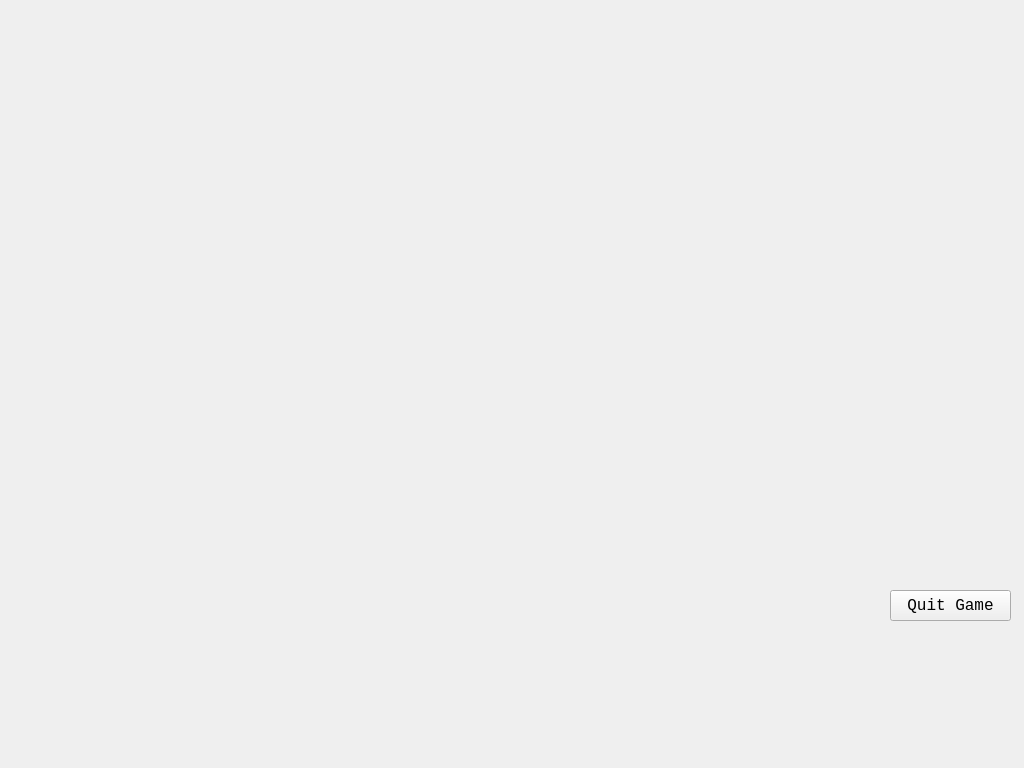
First picture: the form in VOF-Client-Desktop/match.ui, repository SBEmafph/voltorbflip-clone, before the edit.
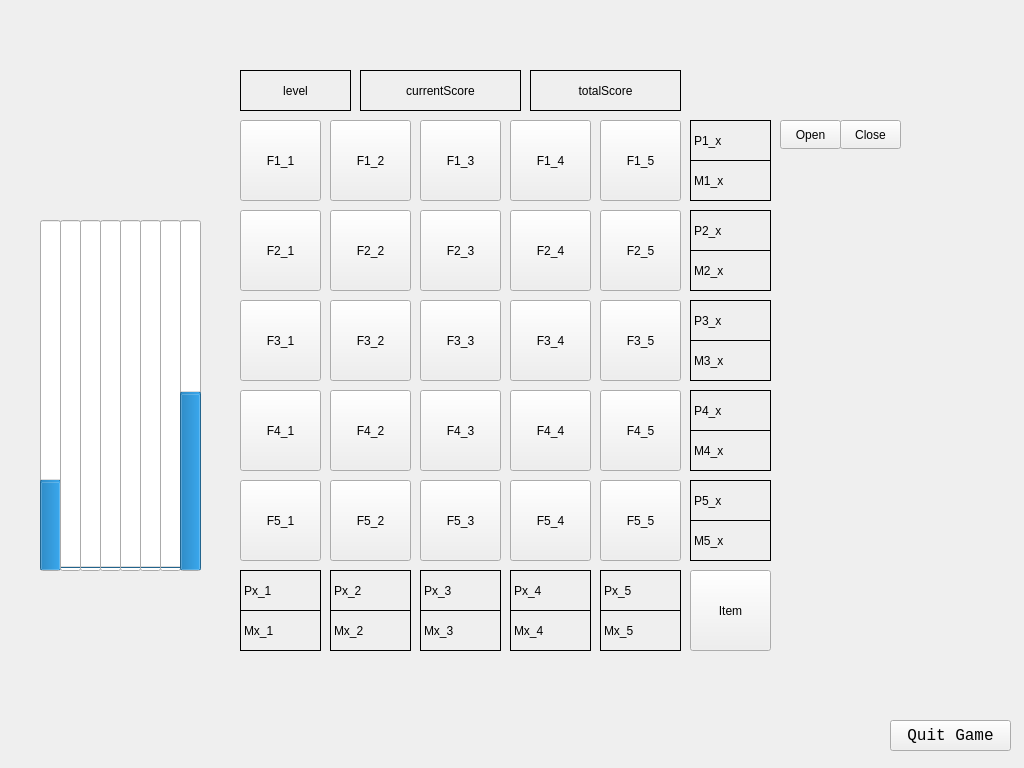
Second picture: the form after the edit.

What changed in the file:
```diff
--- a/VOF-Client-Desktop/match.ui
+++ b/VOF-Client-Desktop/match.ui
@@ -17,7 +17,7 @@
    <property name="geometry">
     <rect>
      <x>890</x>
-     <y>590</y>
+     <y>720</y>
      <width>121</width>
      <height>31</height>
     </rect>
@@ -39,6 +39,987 @@
     </size>
    </property>
   </widget>
+  <widget class="QLabel" name="level">
+   <property name="geometry">
+    <rect>
+     <x>240</x>
+     <y>70</y>
+     <width>111</width>
+     <height>41</height>
+    </rect>
+   </property>
+   <property name="frameShape">
+    <enum>QFrame::Shape::Box</enum>
+   </property>
+   <property name="text">
+    <string>level</string>
+   </property>
+   <property name="alignment">
+    <set>Qt::AlignmentFlag::AlignCenter</set>
+   </property>
+  </widget>
+  <widget class="QLabel" name="currentScore">
+   <property name="geometry">
+    <rect>
+     <x>360</x>
+     <y>70</y>
+     <width>161</width>
+     <height>41</height>
+    </rect>
+   </property>
+   <property name="frameShape">
+    <enum>QFrame::Shape::Box</enum>
+   </property>
+   <property name="text">
+    <string>currentScore</string>
+   </property>
+   <property name="alignment">
+    <set>Qt::AlignmentFlag::AlignCenter</set>
+   </property>
+  </widget>
+  <widget class="QLabel" name="totalScore">
+   <property name="geometry">
+    <rect>
+     <x>530</x>
+     <y>70</y>
+     <width>151</width>
+     <height>41</height>
+    </rect>
+   </property>
+   <property name="frameShape">
+    <enum>QFrame::Shape::Box</enum>
+   </property>
+   <property name="text">
+    <string>totalScore</string>
+   </property>
+   <property name="alignment">
+    <set>Qt::AlignmentFlag::AlignCenter</set>
+   </property>
+  </widget>
+  <widget class="QProgressBar" name="score_P1">
+   <property name="geometry">
+    <rect>
+     <x>40</x>
+     <y>220</y>
+     <width>21</width>
+     <height>351</height>
+    </rect>
+   </property>
+   <property name="font">
+    <font>
+     <stylestrategy>PreferDefault</stylestrategy>
+    </font>
+   </property>
+   <property name="contextMenuPolicy">
+    <enum>Qt::ContextMenuPolicy::DefaultContextMenu</enum>
+   </property>
+   <property name="value">
+    <number>25</number>
+   </property>
+   <property name="textVisible">
+    <bool>false</bool>
+   </property>
+   <property name="orientation">
+    <enum>Qt::Orientation::Vertical</enum>
+   </property>
+  </widget>
+  <widget class="QProgressBar" name="score_P2">
+   <property name="geometry">
+    <rect>
+     <x>60</x>
+     <y>220</y>
+     <width>21</width>
+     <height>351</height>
+    </rect>
+   </property>
+   <property name="font">
+    <font>
+     <stylestrategy>PreferDefault</stylestrategy>
+    </font>
+   </property>
+   <property name="contextMenuPolicy">
+    <enum>Qt::ContextMenuPolicy::DefaultContextMenu</enum>
+   </property>
+   <property name="value">
+    <number>0</number>
+   </property>
+   <property name="textVisible">
+    <bool>false</bool>
+   </property>
+   <property name="orientation">
+    <enum>Qt::Orientation::Vertical</enum>
+   </property>
+  </widget>
+  <widget class="QProgressBar" name="score_P3">
+   <property name="geometry">
+    <rect>
+     <x>80</x>
+     <y>220</y>
+     <width>21</width>
+     <height>351</height>
+    </rect>
+   </property>
+   <property name="font">
+    <font>
+     <stylestrategy>PreferDefault</stylestrategy>
+    </font>
+   </property>
+   <property name="contextMenuPolicy">
+    <enum>Qt::ContextMenuPolicy::DefaultContextMenu</enum>
+   </property>
+   <property name="value">
+    <number>0</number>
+   </property>
+   <property name="textVisible">
+    <bool>false</bool>
+   </property>
+   <property name="orientation">
+    <enum>Qt::Orientation::Vertical</enum>
+   </property>
+  </widget>
+  <widget class="QProgressBar" name="score_P4">
+   <property name="geometry">
+    <rect>
+     <x>100</x>
+     <y>220</y>
+     <width>21</width>
+     <height>351</height>
+    </rect>
+   </property>
+   <property name="font">
+    <font>
+     <stylestrategy>PreferDefault</stylestrategy>
+    </font>
+   </property>
+   <property name="contextMenuPolicy">
+    <enum>Qt::ContextMenuPolicy::DefaultContextMenu</enum>
+   </property>
+   <property name="value">
+    <number>0</number>
+   </property>
+   <property name="textVisible">
+    <bool>false</bool>
+   </property>
+   <property name="orientation">
+    <enum>Qt::Orientation::Vertical</enum>
+   </property>
+  </widget>
+  <widget class="QProgressBar" name="score_P5">
+   <property name="geometry">
+    <rect>
+     <x>120</x>
+     <y>220</y>
+     <width>21</width>
+     <height>351</height>
+    </rect>
+   </property>
+   <property name="font">
+    <font>
+     <stylestrategy>PreferDefault</stylestrategy>
+    </font>
+   </property>
+   <property name="contextMenuPolicy">
+    <enum>Qt::ContextMenuPolicy::DefaultContextMenu</enum>
+   </property>
+   <property name="value">
+    <number>0</number>
+   </property>
+   <property name="textVisible">
+    <bool>false</bool>
+   </property>
+   <property name="orientation">
+    <enum>Qt::Orientation::Vertical</enum>
+   </property>
+  </widget>
+  <widget class="QProgressBar" name="score_P6">
+   <property name="geometry">
+    <rect>
+     <x>140</x>
+     <y>220</y>
+     <width>21</width>
+     <height>351</height>
+    </rect>
+   </property>
+   <property name="font">
+    <font>
+     <stylestrategy>PreferDefault</stylestrategy>
+    </font>
+   </property>
+   <property name="contextMenuPolicy">
+    <enum>Qt::ContextMenuPolicy::DefaultContextMenu</enum>
+   </property>
+   <property name="value">
+    <number>0</number>
+   </property>
+   <property name="textVisible">
+    <bool>false</bool>
+   </property>
+   <property name="orientation">
+    <enum>Qt::Orientation::Vertical</enum>
+   </property>
+  </widget>
+  <widget class="QProgressBar" name="score_P7">
+   <property name="geometry">
+    <rect>
+     <x>160</x>
+     <y>220</y>
+     <width>21</width>
+     <height>351</height>
+    </rect>
+   </property>
+   <property name="font">
+    <font>
+     <stylestrategy>PreferDefault</stylestrategy>
+    </font>
+   </property>
+   <property name="contextMenuPolicy">
+    <enum>Qt::ContextMenuPolicy::DefaultContextMenu</enum>
+   </property>
+   <property name="value">
+    <number>0</number>
+   </property>
+   <property name="textVisible">
+    <bool>false</bool>
+   </property>
+   <property name="orientation">
+    <enum>Qt::Orientation::Vertical</enum>
+   </property>
+  </widget>
+  <widget class="QProgressBar" name="score_P8">
+   <property name="geometry">
+    <rect>
+     <x>180</x>
+     <y>220</y>
+     <width>21</width>
+     <height>351</height>
+    </rect>
+   </property>
+   <property name="sizePolicy">
+    <sizepolicy hsizetype="Fixed" vsizetype="Expanding">
+     <horstretch>5</horstretch>
+     <verstretch>0</verstretch>
+    </sizepolicy>
+   </property>
+   <property name="font">
+    <font>
+     <stylestrategy>PreferDefault</stylestrategy>
+    </font>
+   </property>
+   <property name="contextMenuPolicy">
+    <enum>Qt::ContextMenuPolicy::DefaultContextMenu</enum>
+   </property>
+   <property name="value">
+    <number>50</number>
+   </property>
+   <property name="textVisible">
+    <bool>false</bool>
+   </property>
+   <property name="orientation">
+    <enum>Qt::Orientation::Vertical</enum>
+   </property>
+  </widget>
+  <widget class="QPushButton" name="itemBtn">
+   <property name="geometry">
+    <rect>
+     <x>690</x>
+     <y>570</y>
+     <width>81</width>
+     <height>81</height>
+    </rect>
+   </property>
+   <property name="text">
+    <string>Item</string>
+   </property>
+  </widget>
+  <widget class="QPushButton" name="openMemo">
+   <property name="geometry">
+    <rect>
+     <x>780</x>
+     <y>120</y>
+     <width>61</width>
+     <height>29</height>
+    </rect>
+   </property>
+   <property name="text">
+    <string>Open</string>
+   </property>
+  </widget>
+  <widget class="QPushButton" name="closeMemo">
+   <property name="geometry">
+    <rect>
+     <x>840</x>
+     <y>120</y>
+     <width>61</width>
+     <height>29</height>
+    </rect>
+   </property>
+   <property name="text">
+    <string>Close</string>
+   </property>
+  </widget>
+  <widget class="QPushButton" name="F1_1">
+   <property name="geometry">
+    <rect>
+     <x>240</x>
+     <y>120</y>
+     <width>81</width>
+     <height>81</height>
+    </rect>
+   </property>
+   <property name="sizePolicy">
+    <sizepolicy hsizetype="Minimum" vsizetype="Fixed">
+     <horstretch>0</horstretch>
+     <verstretch>0</verstretch>
+    </sizepolicy>
+   </property>
+   <property name="text">
+    <string>F1_1</string>
+   </property>
+  </widget>
+  <widget class="QPushButton" name="F1_2">
+   <property name="geometry">
+    <rect>
+     <x>330</x>
+     <y>120</y>
+     <width>81</width>
+     <height>81</height>
+    </rect>
+   </property>
+   <property name="text">
+    <string>F1_2</string>
+   </property>
+  </widget>
+  <widget class="QPushButton" name="F1_3">
+   <property name="geometry">
+    <rect>
+     <x>420</x>
+     <y>120</y>
+     <width>81</width>
+     <height>81</height>
+    </rect>
+   </property>
+   <property name="text">
+    <string>F1_3</string>
+   </property>
+  </widget>
+  <widget class="QPushButton" name="F1_4">
+   <property name="geometry">
+    <rect>
+     <x>510</x>
+     <y>120</y>
+     <width>81</width>
+     <height>81</height>
+    </rect>
+   </property>
+   <property name="text">
+    <string>F1_4</string>
+   </property>
+  </widget>
+  <widget class="QPushButton" name="F1_5">
+   <property name="geometry">
+    <rect>
+     <x>600</x>
+     <y>120</y>
+     <width>81</width>
+     <height>81</height>
+    </rect>
+   </property>
+   <property name="text">
+    <string>F1_5</string>
+   </property>
+   <property name="iconSize">
+    <size>
+     <width>20</width>
+     <height>20</height>
+    </size>
+   </property>
+  </widget>
+  <widget class="QPushButton" name="F2_1">
+   <property name="geometry">
+    <rect>
+     <x>240</x>
+     <y>210</y>
+     <width>81</width>
+     <height>81</height>
+    </rect>
+   </property>
+   <property name="text">
+    <string>F2_1</string>
+   </property>
+  </widget>
+  <widget class="QPushButton" name="F2_2">
+   <property name="geometry">
+    <rect>
+     <x>330</x>
+     <y>210</y>
+     <width>81</width>
+     <height>81</height>
+    </rect>
+   </property>
+   <property name="text">
+    <string>F2_2</string>
+   </property>
+  </widget>
+  <widget class="QPushButton" name="F2_3">
+   <property name="geometry">
+    <rect>
+     <x>420</x>
+     <y>210</y>
+     <width>81</width>
+     <height>81</height>
+    </rect>
+   </property>
+   <property name="text">
+    <string>F2_3</string>
+   </property>
+  </widget>
+  <widget class="QPushButton" name="F2_4">
+   <property name="geometry">
+    <rect>
+     <x>510</x>
+     <y>210</y>
+     <width>81</width>
+     <height>81</height>
+    </rect>
+   </property>
+   <property name="text">
+    <string>F2_4</string>
+   </property>
+  </widget>
+  <widget class="QPushButton" name="F2_5">
+   <property name="geometry">
+    <rect>
+     <x>600</x>
+     <y>210</y>
+     <width>81</width>
+     <height>81</height>
+    </rect>
+   </property>
+   <property name="text">
+    <string>F2_5</string>
+   </property>
+  </widget>
+  <widget class="QPushButton" name="F3_1">
+   <property name="geometry">
+    <rect>
+     <x>240</x>
+     <y>300</y>
+     <width>81</width>
+     <height>81</height>
+    </rect>
+   </property>
+   <property name="text">
+    <string>F3_1</string>
+   </property>
+  </widget>
+  <widget class="QPushButton" name="F3_2">
+   <property name="geometry">
+    <rect>
+     <x>330</x>
+     <y>300</y>
+     <width>81</width>
+     <height>81</height>
+    </rect>
+   </property>
+   <property name="text">
+    <string>F3_2</string>
+   </property>
+  </widget>
+  <widget class="QPushButton" name="F3_3">
+   <property name="geometry">
+    <rect>
+     <x>420</x>
+     <y>300</y>
+     <width>81</width>
+     <height>81</height>
+    </rect>
+   </property>
+   <property name="text">
+    <string>F3_3</string>
+   </property>
+  </widget>
+  <widget class="QPushButton" name="F3_4">
+   <property name="geometry">
+    <rect>
+     <x>510</x>
+     <y>300</y>
+     <width>81</width>
+     <height>81</height>
+    </rect>
+   </property>
+   <property name="text">
+    <string>F3_4</string>
+   </property>
+  </widget>
+  <widget class="QPushButton" name="F3_5">
+   <property name="geometry">
+    <rect>
+     <x>600</x>
+     <y>300</y>
+     <width>81</width>
+     <height>81</height>
+    </rect>
+   </property>
+   <property name="text">
+    <string>F3_5</string>
+   </property>
+  </widget>
+  <widget class="QPushButton" name="F5_1">
+   <property name="geometry">
+    <rect>
+     <x>240</x>
+     <y>480</y>
+     <width>81</width>
+     <height>81</height>
+    </rect>
+   </property>
+   <property name="text">
+    <string>F5_1</string>
+   </property>
+  </widget>
+  <widget class="QPushButton" name="F5_2">
+   <property name="geometry">
+    <rect>
+     <x>330</x>
+     <y>480</y>
+     <width>81</width>
+     <height>81</height>
+    </rect>
+   </property>
+   <property name="text">
+    <string>F5_2</string>
+   </property>
+  </widget>
+  <widget class="QPushButton" name="F5_3">
+   <property name="geometry">
+    <rect>
+     <x>420</x>
+     <y>480</y>
+     <width>81</width>
+     <height>81</height>
+    </rect>
+   </property>
+   <property name="text">
+    <string>F5_3</string>
+   </property>
+   <property name="checkable">
+    <bool>false</bool>
+   </property>
+   <property name="checked">
+    <bool>false</bool>
+   </property>
+  </widget>
+  <widget class="QPushButton" name="F5_4">
+   <property name="geometry">
+    <rect>
+     <x>510</x>
+     <y>480</y>
+     <width>81</width>
+     <height>81</height>
+    </rect>
+   </property>
+   <property name="text">
+    <string>F5_4</string>
+   </property>
+  </widget>
+  <widget class="QPushButton" name="F5_5">
+   <property name="geometry">
+    <rect>
+     <x>600</x>
+     <y>480</y>
+     <width>81</width>
+     <height>81</height>
+    </rect>
+   </property>
+   <property name="text">
+    <string>F5_5</string>
+   </property>
+  </widget>
+  <widget class="QPushButton" name="F4_1">
+   <property name="geometry">
+    <rect>
+     <x>240</x>
+     <y>390</y>
+     <width>81</width>
+     <height>81</height>
+    </rect>
+   </property>
+   <property name="text">
+    <string>F4_1</string>
+   </property>
+  </widget>
+  <widget class="QPushButton" name="F4_2">
+   <property name="geometry">
+    <rect>
+     <x>330</x>
+     <y>390</y>
+     <width>81</width>
+     <height>81</height>
+    </rect>
+   </property>
+   <property name="text">
+    <string>F4_2</string>
+   </property>
+  </widget>
+  <widget class="QPushButton" name="F4_3">
+   <property name="geometry">
+    <rect>
+     <x>420</x>
+     <y>390</y>
+     <width>81</width>
+     <height>81</height>
+    </rect>
+   </property>
+   <property name="text">
+    <string>F4_3</string>
+   </property>
+  </widget>
+  <widget class="QPushButton" name="F4_4">
+   <property name="geometry">
+    <rect>
+     <x>510</x>
+     <y>390</y>
+     <width>81</width>
+     <height>81</height>
+    </rect>
+   </property>
+   <property name="text">
+    <string>F4_4</string>
+   </property>
+  </widget>
+  <widget class="QPushButton" name="F4_5">
+   <property name="geometry">
+    <rect>
+     <x>600</x>
+     <y>390</y>
+     <width>81</width>
+     <height>81</height>
+    </rect>
+   </property>
+   <property name="text">
+    <string>F4_5</string>
+   </property>
+  </widget>
+  <widget class="QLabel" name="P1_x">
+   <property name="geometry">
+    <rect>
+     <x>690</x>
+     <y>120</y>
+     <width>81</width>
+     <height>41</height>
+    </rect>
+   </property>
+   <property name="frameShape">
+    <enum>QFrame::Shape::Box</enum>
+   </property>
+   <property name="text">
+    <string>P1_x</string>
+   </property>
+  </widget>
+  <widget class="QLabel" name="M1_x">
+   <property name="geometry">
+    <rect>
+     <x>690</x>
+     <y>160</y>
+     <width>81</width>
+     <height>41</height>
+    </rect>
+   </property>
+   <property name="frameShape">
+    <enum>QFrame::Shape::Box</enum>
+   </property>
+   <property name="text">
+    <string>M1_x</string>
+   </property>
+  </widget>
+  <widget class="QLabel" name="P1_x_2">
+   <property name="geometry">
+    <rect>
+     <x>690</x>
+     <y>210</y>
+     <width>81</width>
+     <height>41</height>
+    </rect>
+   </property>
+   <property name="frameShape">
+    <enum>QFrame::Shape::Box</enum>
+   </property>
+   <property name="text">
+    <string>P2_x</string>
+   </property>
+  </widget>
+  <widget class="QLabel" name="M1_x_2">
+   <property name="geometry">
+    <rect>
+     <x>690</x>
+     <y>250</y>
+     <width>81</width>
+     <height>41</height>
+    </rect>
+   </property>
+   <property name="frameShape">
+    <enum>QFrame::Shape::Box</enum>
+   </property>
+   <property name="text">
+    <string>M2_x</string>
+   </property>
+  </widget>
+  <widget class="QLabel" name="P1_x_3">
+   <property name="geometry">
+    <rect>
+     <x>690</x>
+     <y>300</y>
+     <width>81</width>
+     <height>41</height>
+    </rect>
+   </property>
+   <property name="frameShape">
+    <enum>QFrame::Shape::Box</enum>
+   </property>
+   <property name="text">
+    <string>P3_x</string>
+   </property>
+  </widget>
+  <widget class="QLabel" name="M1_x_3">
+   <property name="geometry">
+    <rect>
+     <x>690</x>
+     <y>340</y>
+     <width>81</width>
+     <height>41</height>
+    </rect>
+   </property>
+   <property name="frameShape">
+    <enum>QFrame::Shape::Box</enum>
+   </property>
+   <property name="text">
+    <string>M3_x</string>
+   </property>
+  </widget>
+  <widget class="QLabel" name="P1_x_4">
+   <property name="geometry">
+    <rect>
+     <x>690</x>
+     <y>390</y>
+     <width>81</width>
+     <height>41</height>
+    </rect>
+   </property>
+   <property name="frameShape">
+    <enum>QFrame::Shape::Box</enum>
+   </property>
+   <property name="text">
+    <string>P4_x</string>
+   </property>
+  </widget>
+  <widget class="QLabel" name="M1_x_4">
+   <property name="geometry">
+    <rect>
+     <x>690</x>
+     <y>430</y>
+     <width>81</width>
+     <height>41</height>
+    </rect>
+   </property>
+   <property name="frameShape">
+    <enum>QFrame::Shape::Box</enum>
+   </property>
+   <property name="text">
+    <string>M4_x</string>
+   </property>
+  </widget>
+  <widget class="QLabel" name="P1_x_5">
+   <property name="geometry">
+    <rect>
+     <x>690</x>
+     <y>480</y>
+     <width>81</width>
+     <height>41</height>
+    </rect>
+   </property>
+   <property name="frameShape">
+    <enum>QFrame::Shape::Box</enum>
+   </property>
+   <property name="text">
+    <string>P5_x</string>
+   </property>
+  </widget>
+  <widget class="QLabel" name="M1_x_5">
+   <property name="geometry">
+    <rect>
+     <x>690</x>
+     <y>520</y>
+     <width>81</width>
+     <height>41</height>
+    </rect>
+   </property>
+   <property name="frameShape">
+    <enum>QFrame::Shape::Box</enum>
+   </property>
+   <property name="text">
+    <string>M5_x</string>
+   </property>
+  </widget>
+  <widget class="QLabel" name="Px_1">
+   <property name="geometry">
+    <rect>
+     <x>240</x>
+     <y>570</y>
+     <width>81</width>
+     <height>41</height>
+    </rect>
+   </property>
+   <property name="frameShape">
+    <enum>QFrame::Shape::Box</enum>
+   </property>
+   <property name="text">
+    <string>Px_1</string>
+   </property>
+  </widget>
+  <widget class="QLabel" name="Mx_1">
+   <property name="geometry">
+    <rect>
+     <x>240</x>
+     <y>610</y>
+     <width>81</width>
+     <height>41</height>
+    </rect>
+   </property>
+   <property name="frameShape">
+    <enum>QFrame::Shape::Box</enum>
+   </property>
+   <property name="text">
+    <string>Mx_1</string>
+   </property>
+  </widget>
+  <widget class="QLabel" name="Px_2">
+   <property name="geometry">
+    <rect>
+     <x>330</x>
+     <y>570</y>
+     <width>81</width>
+     <height>41</height>
+    </rect>
+   </property>
+   <property name="frameShape">
+    <enum>QFrame::Shape::Box</enum>
+   </property>
+   <property name="text">
+    <string>Px_2</string>
+   </property>
+  </widget>
+  <widget class="QLabel" name="Mx_2">
+   <property name="geometry">
+    <rect>
+     <x>330</x>
+     <y>610</y>
+     <width>81</width>
+     <height>41</height>
+    </rect>
+   </property>
+   <property name="frameShape">
+    <enum>QFrame::Shape::Box</enum>
+   </property>
+   <property name="text">
+    <string>Mx_2</string>
+   </property>
+  </widget>
+  <widget class="QLabel" name="Px_3">
+   <property name="geometry">
+    <rect>
+     <x>420</x>
+     <y>570</y>
+     <width>81</width>
+     <height>41</height>
+    </rect>
+   </property>
+   <property name="frameShape">
+    <enum>QFrame::Shape::Box</enum>
+   </property>
+   <property name="text">
+    <string>Px_3</string>
+   </property>
+  </widget>
+  <widget class="QLabel" name="Mx_3">
+   <property name="geometry">
+    <rect>
+     <x>420</x>
+     <y>610</y>
+     <width>81</width>
+     <height>41</height>
+    </rect>
+   </property>
+   <property name="frameShape">
+    <enum>QFrame::Shape::Box</enum>
+   </property>
+   <property name="text">
+    <string>Mx_3</string>
+   </property>
+  </widget>
+  <widget class="QLabel" name="Px_4">
+   <property name="geometry">
+    <rect>
+     <x>510</x>
+     <y>570</y>
+     <width>81</width>
+     <height>41</height>
+    </rect>
+   </property>
+   <property name="frameShape">
+    <enum>QFrame::Shape::Box</enum>
+   </property>
+   <property name="text">
+    <string>Px_4</string>
+   </property>
+  </widget>
+  <widget class="QLabel" name="Mx_4">
+   <property name="geometry">
+    <rect>
+     <x>510</x>
+     <y>610</y>
+     <width>81</width>
+     <height>41</height>
+    </rect>
+   </property>
+   <property name="frameShape">
+    <enum>QFrame::Shape::Box</enum>
+   </property>
+   <property name="text">
+    <string>Mx_4</string>
+   </property>
+  </widget>
+  <widget class="QLabel" name="Px_5">
+   <property name="geometry">
+    <rect>
+     <x>600</x>
+     <y>570</y>
+     <width>81</width>
+     <height>41</height>
+    </rect>
+   </property>
+   <property name="frameShape">
+    <enum>QFrame::Shape::Box</enum>
+   </property>
+   <property name="text">
+    <string>Px_5</string>
+   </property>
+  </widget>
+  <widget class="QLabel" name="Mx_5">
+   <property name="geometry">
+    <rect>
+     <x>600</x>
+     <y>610</y>
+     <width>81</width>
+     <height>41</height>
+    </rect>
+   </property>
+   <property name="frameShape">
+    <enum>QFrame::Shape::Box</enum>
+   </property>
+   <property name="text">
+    <string>Mx_5</string>
+   </property>
+  </widget>
  </widget>
  <resources/>
  <connections/>
```
Left out of the diff: 4 changed lines with no effect on the pictures.
